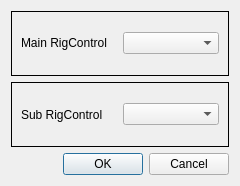
Rsclub22/Minos2-Mirror, file mqt/MqtRigSync/RSConfigure.ui: the form before one commit.
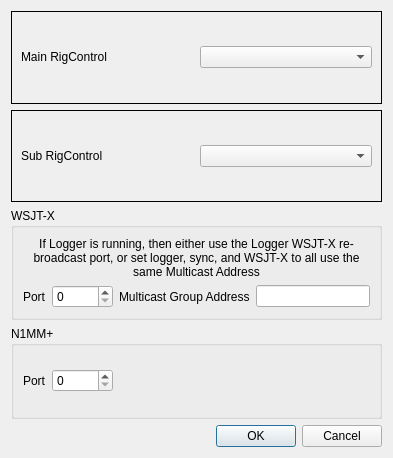
The form after the commit.

Commit message: Add config for N1MM and QSJT-X - and make WSJT-X work

The edit to the form file:
```diff
--- a/mqt/MqtRigSync/RSConfigure.ui
+++ b/mqt/MqtRigSync/RSConfigure.ui
@@ -6,8 +6,8 @@
    <rect>
     <x>0</x>
     <y>0</y>
-    <width>240</width>
-    <height>186</height>
+    <width>393</width>
+    <height>458</height>
    </rect>
   </property>
   <property name="windowTitle">
@@ -15,7 +15,7 @@
   </property>
   <layout class="QVBoxLayout" name="verticalLayout_2">
    <item>
-    <widget class="QFrame" name="">
+    <widget class="QFrame" name="frame">
      <property name="frameShape">
       <enum>QFrame::Box</enum>
      </property>
@@ -38,7 +38,7 @@
     </widget>
    </item>
    <item>
-    <widget class="QFrame" name="">
+    <widget class="QFrame" name="frame">
      <property name="frameShape">
       <enum>QFrame::Box</enum>
      </property>
@@ -56,6 +56,92 @@
      </layout>
     </widget>
    </item>
+   <item>
+    <widget class="QGroupBox" name="groupBox_2">
+     <property name="title">
+      <string>WSJT-X</string>
+     </property>
+     <layout class="QVBoxLayout" name="verticalLayout_3">
+      <item>
+       <widget class="QLabel" name="label_6">
+        <property name="text">
+         <string>If Logger is running, then either use the Logger WSJT-X re-broadcast port, or set logger, sync, and WSJT-X to all use the same Multicast Address</string>
+        </property>
+        <property name="alignment">
+         <set>Qt::AlignCenter</set>
+        </property>
+        <property name="wordWrap">
+         <bool>true</bool>
+        </property>
+       </widget>
+      </item>
+      <item>
+       <layout class="QHBoxLayout" name="horizontalLayout_5">
+        <item>
+         <widget class="QLabel" name="label_3">
+          <property name="text">
+           <string>Port</string>
+          </property>
+         </widget>
+        </item>
+        <item>
+         <widget class="QSpinBox" name="wsjtxPort">
+          <property name="maximum">
+           <number>63365</number>
+          </property>
+         </widget>
+        </item>
+        <item>
+         <widget class="QLabel" name="label_4">
+          <property name="text">
+           <string>Multicast Group Address</string>
+          </property>
+         </widget>
+        </item>
+        <item>
+         <widget class="QLineEdit" name="wsjtxAddress"/>
+        </item>
+       </layout>
+      </item>
+     </layout>
+    </widget>
+   </item>
+   <item>
+    <widget class="QGroupBox" name="groupBox">
+     <property name="title">
+      <string>N1MM+</string>
+     </property>
+     <layout class="QHBoxLayout" name="horizontalLayout_3">
+      <item>
+       <widget class="QLabel" name="label_5">
+        <property name="text">
+         <string>Port</string>
+        </property>
+       </widget>
+      </item>
+      <item>
+       <widget class="QSpinBox" name="n1mmPort">
+        <property name="maximum">
+         <number>63365</number>
+        </property>
+       </widget>
+      </item>
+      <item>
+       <spacer name="horizontalSpacer_2">
+        <property name="orientation">
+         <enum>Qt::Horizontal</enum>
+        </property>
+        <property name="sizeHint" stdset="0">
+         <size>
+          <width>40</width>
+          <height>20</height>
+         </size>
+        </property>
+       </spacer>
+      </item>
+     </layout>
+    </widget>
+   </item>
    <item>
     <layout class="QHBoxLayout" name="horizontalLayout">
      <item>
```
The commit also changes 9 other files.
